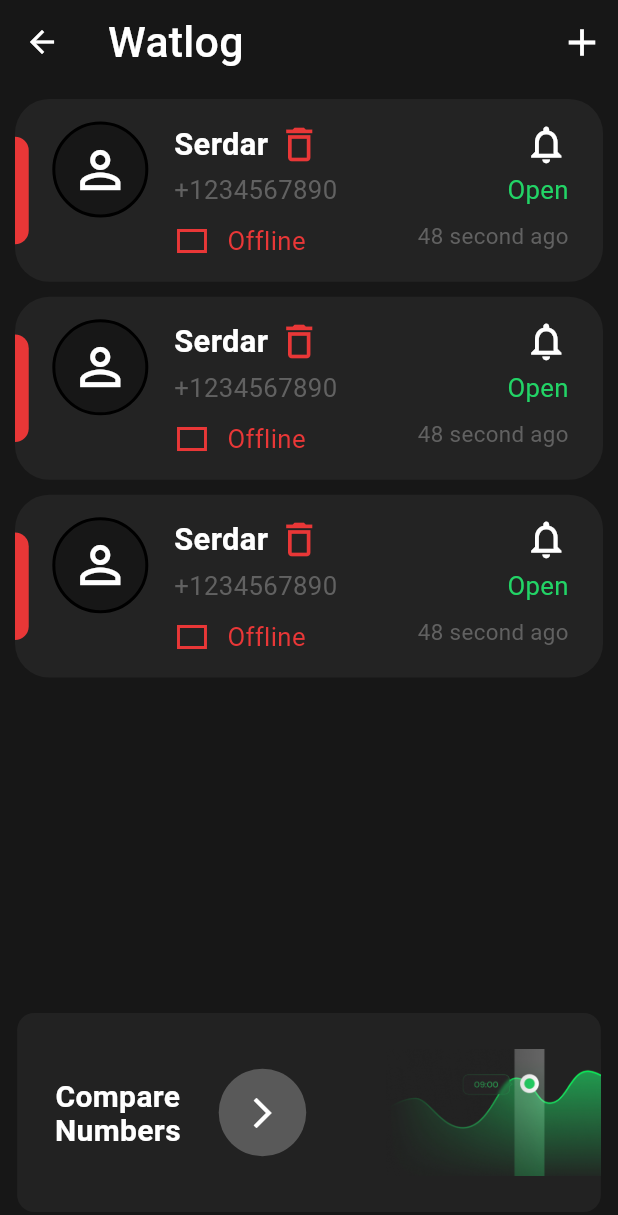
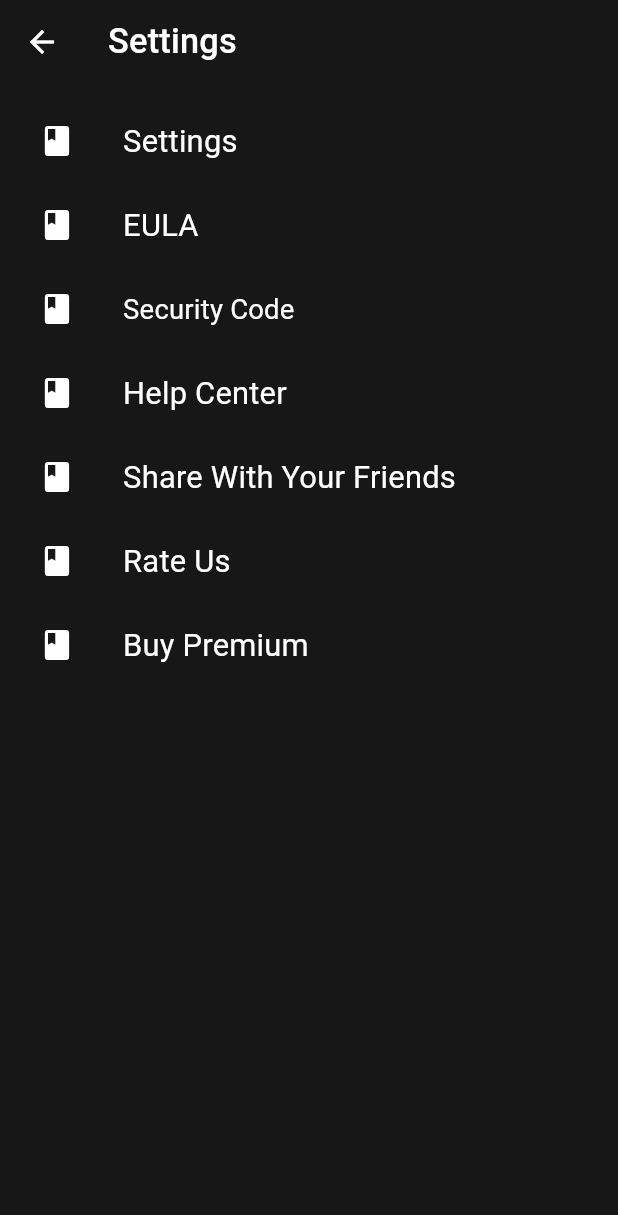
Before and after one commit to SerdarYildiz06/Watlog-, a Flutter app: the ListScreen screen opened directly, after a tap on the "arrow forward ios" icon, on a phone screen of 412 x 824 dp. Shown: the top 1215 px of the screen. Run offline on Flutter 3.47's test engine with Material 2 defaults, Android fonts, the phone set to English and light mode, and no system bars; our stand-ins replace flutter_screenutil.

Commit message:
some add

```diff
--- a/lib/utils/colors.dart
+++ b/lib/utils/colors.dart
@@ -12,4 +12,8 @@ class ColorConstants {
   final Color cardBackgroundColor = const Color(0xFF232323);
   final Color red = const Color(0xFFe93737);
   final Color grey = const Color(0xFF595959);
+  final Color iconColor = Colors.white;
+  final Color black = Colors.black;
+  final Color darkGreen = const Color(0xFF175220);
+  final Color primarContailerColor = const Color(0xFF153823);
 }
--- a/lib/list_screen.dart
+++ b/lib/view/person_list.dart
@@ -1,6 +1,7 @@
 import 'package:flutter/material.dart';
 import 'package:flutter_screenutil/flutter_screenutil.dart';
 import 'package:watlog/utils/colors.dart';
+import 'package:watlog/view/settings_view.dart';
 
 class ListScreen extends StatelessWidget {
   const ListScreen({super.key});
@@ -43,7 +44,9 @@ class ListScreen extends StatelessWidget {
                         width: 20.w,
                       ),
                       InkWell(
-                        onTap: () {},
+                        onTap: () {
+                          Navigator.push(context, MaterialPageRoute(builder: (context) => const SettingView()));
+                        },
                         child: Container(
                           decoration: BoxDecoration(
                             shape: BoxShape.circle,
--- a/lib/slect_person_screen.dart
+++ b/lib/view/select_person_view.dart
@@ -3,7 +3,7 @@ import 'package:flutter_screenutil/flutter_screenutil.dart';
 import 'package:watlog/utils/colors.dart';
 import 'package:watlog/utils/widget/custom_button.dart';
 
-import 'list_screen.dart';
+import 'person_list.dart';
 
 class SlectPersonScreen extends StatelessWidget {
   const SlectPersonScreen({super.key});
--- /dev/null
+++ b/lib/view/settings_view.dart
@@ -0,0 +1,111 @@
+import 'package:flutter/material.dart';
+import 'package:flutter_screenutil/flutter_screenutil.dart';
+
+import '../utils/colors.dart';
+
+class SettingView extends StatelessWidget {
+  const SettingView({super.key});
+
+  @override
+  Widget build(BuildContext context) {
+    return Scaffold(
+      appBar: AppBar(
+        leading: IconButton(
+          onPressed: () {
+            Navigator.pop(context);
+          },
+          icon: const Icon(Icons.arrow_back_outlined),
+        ),
+        title: const Text('Settings'),
+      ),
+      body: SingleChildScrollView(
+        child: Padding(
+          padding: const EdgeInsets.symmetric(vertical: 10, horizontal: 10),
+          child: Column(
+            children: [
+              ListTile(
+                onTap: () {},
+                title: Text(
+                  'Settings',
+                  style: TextStyle(fontSize: 18.sp),
+                ),
+                leading: Icon(
+                  Icons.book,
+                  color: ColorConstants.instance.iconColor,
+                ),
+              ),
+              ListTile(
+                onTap: () {},
+                title: Text(
+                  'EULA',
+                  style: TextStyle(fontSize: 18.sp),
+                ),
+                leading: Icon(
+                  Icons.book,
+                  color: ColorConstants.instance.iconColor,
+                ),
+              ),
+              ListTile(
+                onTap: () {},
+                title: Text(
+                  'Security Code',
+                  style: TextStyle(fontSize: 16.sp),
+                ),
+                leading: Icon(
+                  Icons.book,
+                  color: ColorConstants.instance.iconColor,
+                ),
+              ),
+              ListTile(
+                onTap: () {},
+                title: Text(
+                  'Help Center',
+                  style: TextStyle(fontSize: 18.sp),
+                ),
+                leading: Icon(
+                  Icons.book,
+                  color: ColorConstants.instance.iconColor,
+                ),
+              ),
+              ListTile(
+                onTap: () {},
+                title: Text(
+                  'Share With Your Friends',
+                  style: TextStyle(fontSize: 18.sp),
+                ),
+                leading: Icon(
+                  Icons.book,
+                  color: ColorConstants.instance.iconColor,
+                ),
+              ),
+              ListTile(
+                onTap: () {},
+                title: Text(
+                  'Rate Us',
+                  style: TextStyle(fontSize: 18.sp),
+                ),
+                leading: Icon(
+                  Icons.book,
+                  color: ColorConstants.instance.iconColor,
+                ),
+              ),
+              ListTile(
+                onTap: () {
+                  Navigator.pushNamed(context, '/premium');
+                },
+                title: Text(
+                  'Buy Premium',
+                  style: TextStyle(fontSize: 18.sp),
+                ),
+                leading: Icon(
+                  Icons.book,
+                  color: ColorConstants.instance.iconColor,
+                ),
+              ),
+            ],
+          ),
+        ),
+      ),
+    );
+  }
+}
--- a/pubspec.yaml
+++ b/pubspec.yaml
@@ -37,6 +37,7 @@ dependencies:
   cupertino_icons: ^1.0.2
   flutter_screenutil: ^5.7.0
   intl_phone_field: ^3.1.0
+  lottie: ^2.3.2
 
 dev_dependencies:
   flutter_test:
@@ -64,6 +65,7 @@ flutter:
   assets:
     - assets/images/
     - assets/icon/
+    - assets/images/slider-images/
   #   - images/a_dot_ham.jpeg
 
   # An image asset can refer to one or more resolution-specific "variants", see
```
Also changed, not shown: lib/main.dart (+15 -1 lines), lib/view/buy_premium_view.dart (added, +468 -0 lines), assets/images/slider-images/slider_image_1.png (added), pubspec.lock.
